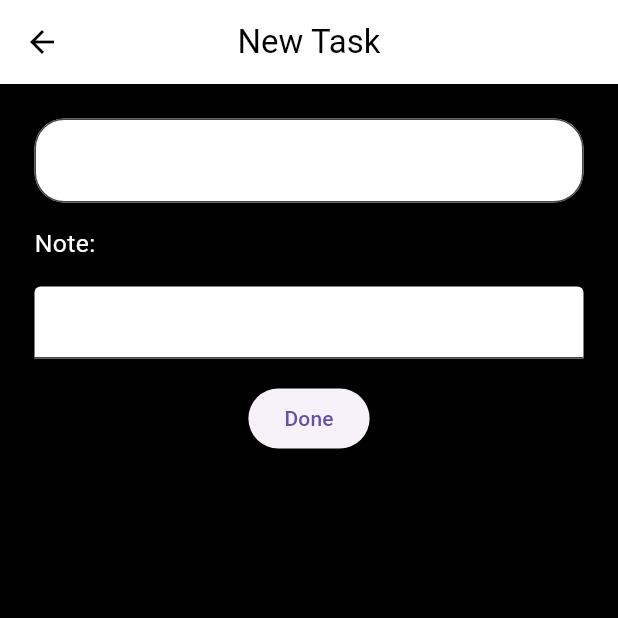
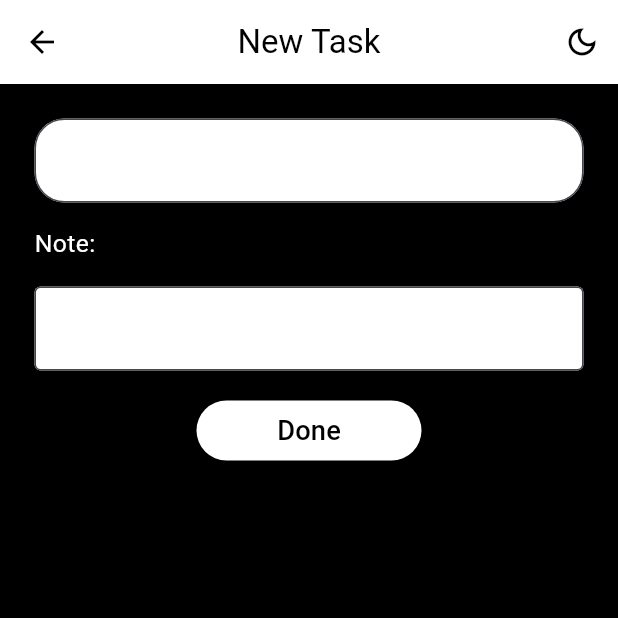
Before and after one commit to Prathik612/ToDo-App, a Flutter app: the AddToList screen opened directly, on a phone screen of 412 x 824 dp, the top half of it. Run offline on Flutter 3.47's test engine with Material 2 defaults, Android fonts, the phone set to English and light mode, and no system bars.

Commit message:
update 2(ui changes)

```diff
--- a/lib/providers/add_list_provider.dart
+++ b/lib/providers/add_list_provider.dart
@@ -1,3 +1,5 @@
+///Class to add new item to list
+
 import 'package:flutter/material.dart';
 import 'package:to_do/utils/data.dart';
 
@@ -20,6 +22,19 @@ class _AddToListState extends State<AddToList> {
         leading: BackButton(
           color: light ? Colors.white : Colors.black,
         ),
+        actions: [
+          IconButton(
+            onPressed: () {
+              setState(() {
+                light = !light;
+              });
+            },
+            icon: light
+                ? const Icon(Icons.light_mode_outlined)
+                : const Icon(Icons.dark_mode_outlined),
+            color: light ? Colors.white : Colors.black,
+          ),
+        ],
         centerTitle: true,
         title: const Text('New Task'),
         backgroundColor: light ? Colors.black : Colors.white,
@@ -39,9 +54,6 @@ class _AddToListState extends State<AddToList> {
                     fillColor: Colors.white,
                     border: OutlineInputBorder(
                       borderRadius: BorderRadius.circular(20),
-                      borderSide: const BorderSide(
-                        color: Colors.red,
-                      ),
                     ),
                   ),
                 ),
@@ -65,15 +77,23 @@ class _AddToListState extends State<AddToList> {
                   maxLines: null,
                   keyboardType: TextInputType.multiline,
                   controller: _noteController,
-                  decoration: const InputDecoration(
+                  decoration: InputDecoration(
                     filled: true,
                     fillColor: Colors.white,
+                    border: OutlineInputBorder(
+                      borderRadius: BorderRadius.circular(4.0),
+                    ),
                   ),
                 ),
               ),
               Padding(
                 padding: const EdgeInsets.all(8.0),
                 child: ElevatedButton(
+                  style: ElevatedButton.styleFrom(
+                    fixedSize: const Size(150, 40),
+                    backgroundColor: light ? Colors.black : Colors.white,
+                    foregroundColor: light ? Colors.white : Colors.black,
+                  ),
                   onPressed: () {
                     String temp = _textFieldController.text.toString();
                     todos.add(temp);
@@ -82,7 +102,11 @@ class _AddToListState extends State<AddToList> {
                     isPressed.add(false);
                     Navigator.pop(context, 'Done');
                   },
-                    child: const Text('Done')),
+                  child: const Text(
+                    'Done',
+                    textScaleFactor: 1.3,
+                  ),
+                ),
               )
             ],
           ),
--- a/lib/utils/data.dart
+++ b/lib/utils/data.dart
@@ -1,3 +1,5 @@
+/// Global Data for the TO-DO list
+
 final List<String> todos = <String>[];
 final List<String> notes = <String>[];
 final List<bool> isPressed = <bool>[];
--- a/lib/utils/utils.dart
+++ b/lib/utils/utils.dart
@@ -1,2 +1 @@
 export 'data.dart';
-export 'theme_mode.dart';
--- a/pubspec.yaml
+++ b/pubspec.yaml
@@ -38,6 +38,7 @@ dependencies:
   cupertino_icons: ^1.0.2
   flutter_launcher_icons: ^0.11.0
   get: ^4.6.5
+  provider: ^6.0.5
 
 dev_dependencies:
   flutter_test:
```
Also changed, not shown: lib/providers/edit_provider.dart (+29 -6 lines), lib/utils/theme_mode.dart (deleted, +0 -9 lines), pubspec.lock. Lines whose indentation alone changed are shown as unchanged.
